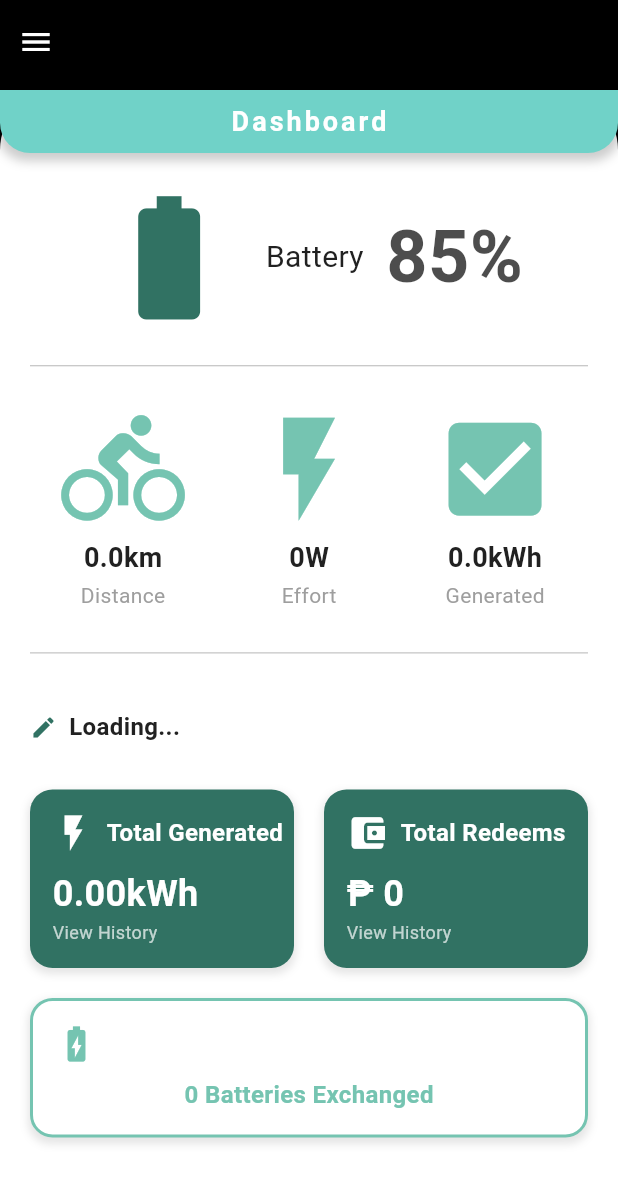
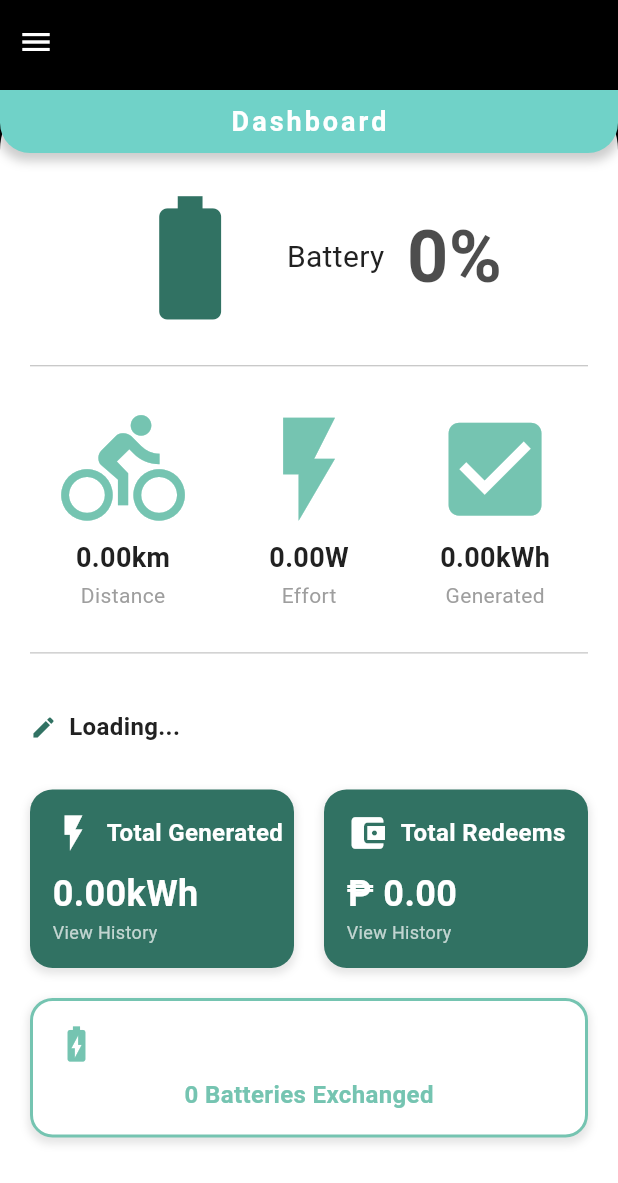
Before and after one commit to mayiecxz/lakbyke-app, a Flutter app: the DashboardScreen screen opened directly, on a phone screen of 412 x 824 dp. Shown: the top 1183 px of the screen. Run offline on Flutter 3.47's test engine with Material 3 defaults, Android fonts, the phone set to English and light mode, and no system bars; our stand-ins replace firebase_auth, firebase_core, firebase_database; accounts and stored records are empty; generated files the repository leaves out were written again.

Commit message:
dash-connection

```diff
--- a/lib/screens/dashboard/dashboard_screen.dart
+++ b/lib/screens/dashboard/dashboard_screen.dart
@@ -155,11 +155,29 @@ class _DashboardScreenState extends State<DashboardScreen> {
 
   // Widget for the main "DASHBOARD" title and green background curve is now in ScreenTitle component.
 
+  // Helper method to safely convert values to numeric types
+  double _getNumericValue(dynamic value) {
+    if (value == null) return 0.0;
+    if (value is num) return value.toDouble();
+    if (value is String) return double.tryParse(value) ?? 0.0;
+    return 0.0;
+  }
+
   // Widget for the Battery Status
   Widget _buildBatteryStatus() {
     // Battery = mountBatteryPercentage from deviceEnergyData
-    final batteryLevel = _dashboardData?['mountBatteryPercentage'] ?? 85;
-    final batteryPercent = batteryLevel is int ? batteryLevel : (batteryLevel as num).toInt();
+    final batteryLevel = _dashboardData?['mountBatteryPercentage'];
+    int batteryPercent = 0;
+
+    if (batteryLevel != null) {
+      if (batteryLevel is int) {
+        batteryPercent = batteryLevel;
+      } else if (batteryLevel is num) {
+        batteryPercent = batteryLevel.toInt();
+      } else if (batteryLevel is String) {
+        batteryPercent = int.tryParse(batteryLevel) ?? 0;
+      }
+    }
 
     return Row(
       mainAxisAlignment: MainAxisAlignment.center,
@@ -194,9 +212,9 @@ class _DashboardScreenState extends State<DashboardScreen> {
     // Distance = totalDistanceKm
     // Effort = powerGeneratedInWatts
     // Generated = totalKwh
-    final distance = _dashboardData?['totalDistanceKm'] ?? 0.00;
-    final effort = _dashboardData?['powerGeneratedInWatts'] ?? 0.00;
-    final generated = _dashboardData?['totalKwh'] ?? 0.00;
+    final distance = _dashboardData?['totalDistanceKm'] ?? 0.0;
+    final effort = _dashboardData?['powerGeneratedInWatts'] ?? 0.0;
+    final generated = _dashboardData?['totalKwh'] ?? 0.0;
 
     return Padding(
       padding: const EdgeInsets.symmetric(vertical: 20.0),
@@ -205,17 +223,17 @@ class _DashboardScreenState extends State<DashboardScreen> {
         children: [
           _MetricItem(
             icon: Icons.directions_bike,
-            value: _isLoading ? '...' : '${(distance as num).toStringAsFixed(1)}km',
+            value: _isLoading ? '...' : '${_getNumericValue(distance).toStringAsFixed(2)}km',
             label: 'Distance',
           ),
           _MetricItem(
             icon: Icons.flash_on,
-            value: _isLoading ? '...' : '${(effort as num).toInt()}W',
+            value: _isLoading ? '...' : '${_getNumericValue(effort).toStringAsFixed(2)}W',
             label: 'Effort',
           ),
           _MetricItem(
             icon: Icons.check_box,
-            value: _isLoading ? '...' : '${(generated as num).toStringAsFixed(1)}kWh',
+            value: _isLoading ? '...' : '${_getNumericValue(generated).toStringAsFixed(2)}kWh',
             label: 'Generated',
           ),
         ],
@@ -229,7 +247,7 @@ class _DashboardScreenState extends State<DashboardScreen> {
     final double buttonWidth = (MediaQuery.of(context).size.width - 40 - 20) / 2; // Screen width - padding - spacing
 
     final totalGenerated = _dashboardData?['totalGenerated'] ?? 0.0;
-    final totalRedeems = _dashboardData?['totalRedeems'] ?? 0;
+    final totalRedeems = _dashboardData?['totalRedeems'] ?? 0.0;
     final batteriesExchanged = _dashboardData?['batteriesExchanged'] ?? 0;
 
     return Column(
@@ -242,7 +260,7 @@ class _DashboardScreenState extends State<DashboardScreen> {
             _ActionButton(
               icon: Icons.flash_on,
               title: 'Total Generated',
-              value: _isLoading ? '...' : '${(totalGenerated as num).toStringAsFixed(2)}kWh',
+              value: _isLoading ? '...' : '${_getNumericValue(totalGenerated).toStringAsFixed(2)}kWh',
               color: AppColors.dashboardPrimary, // Dark Green
               width: buttonWidth,
             ),
@@ -250,7 +268,7 @@ class _DashboardScreenState extends State<DashboardScreen> {
             _ActionButton(
               icon: Icons.account_balance_wallet,
               title: 'Total Redeems',
-              value: _isLoading ? '...' : '₱ ${(totalRedeems as num).toInt()}',
+              value: _isLoading ? '...' : '₱ ${_getNumericValue(totalRedeems).toStringAsFixed(2)}',
               color: AppColors.dashboardPrimary, // Dark Green
               width: buttonWidth,
               isCurrency: true,
@@ -264,12 +282,13 @@ class _DashboardScreenState extends State<DashboardScreen> {
           icon: Icons.battery_charging_full,
           title: _isLoading
               ? 'Loading...'
-              : '${(batteriesExchanged as num).toInt()} Batteries Exchanged',
+              : '${_getNumericValue(batteriesExchanged).toInt()} Batteries Exchanged',
           value: '', // No value displayed below the title
           color: AppColors.dashboardAccent, // Light Green/Teal
           width: double.infinity,
           isFullWidth: true,
         ),
+
       ],
     );
   }
```
